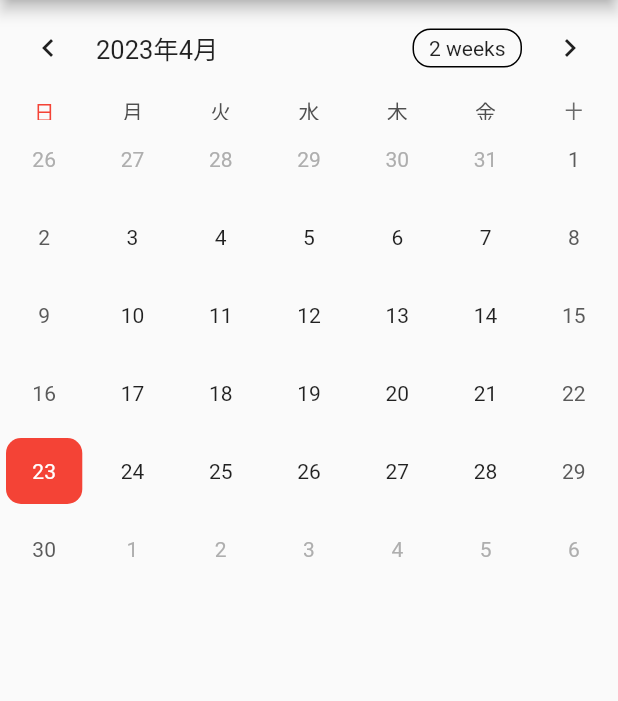
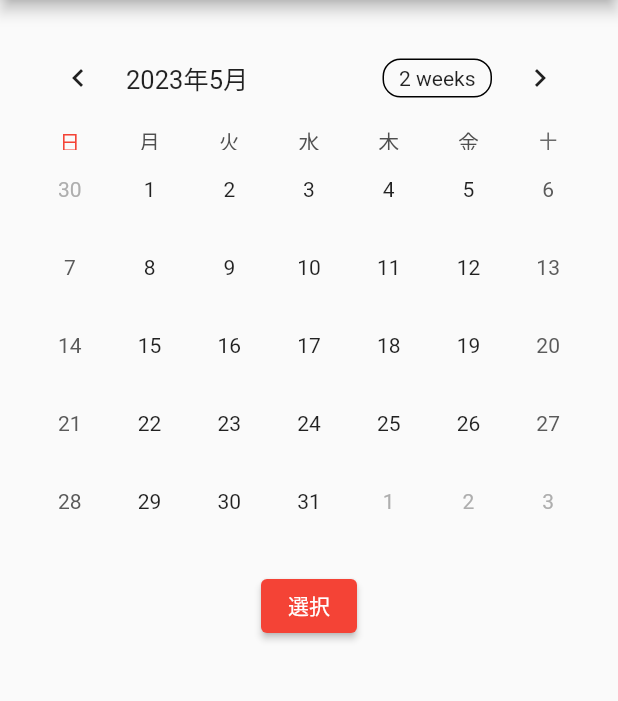
Before and after one commit to aquaman1182/ShiftList, a Flutter app: the ShiftAddPage screen opened directly, on a phone screen of 412 x 824 dp, the part 84-785 px from its top. Run offline on Flutter 3.47's test engine with Material 2 defaults, Android fonts, the phone set to English and light mode, and no system bars; drawn by our look-alikes of table_calendar; our stand-ins replace firebase_auth, firebase_core, freezed_annotation, go_router; accounts and stored records are empty.

Commit message:
シフト追加　＆　シフト時間決め

```diff
--- a/lib/views/shift/shift_add_page.dart
+++ b/lib/views/shift/shift_add_page.dart
@@ -1,45 +1,55 @@
 import 'package:flutter/material.dart';
+import 'package:go_router/go_router.dart';
 import 'package:provider/provider.dart';
 import 'package:shift_app/view_models/shift_view_model.dart';
 import 'package:table_calendar/table_calendar.dart';
 
-class ShiftAddPage extends StatelessWidget {
+class ShiftAddPage extends StatefulWidget {
+  @override
+  _ShiftAddPageState createState() => _ShiftAddPageState();
+}
+
+class _ShiftAddPageState extends State<ShiftAddPage> {
   final CalendarFormat _calendarFormat = CalendarFormat.month;
+  final Set<DateTime> _selectedDays = <DateTime>{};
+
+  DateTime _nextMonthFirstDay() {
+    DateTime now = DateTime.now();
+    DateTime firstDayOfNextMonth =
+        DateTime(now.year, now.month + 1, 1);
+    return firstDayOfNextMonth;
+  }
 
   @override
   Widget build(BuildContext context) {
-final ShiftViewModel shiftViewModel = context.watch();
+    final ShiftViewModel shiftViewModel = context.watch();
 
     return Scaffold(
       appBar: AppBar(
         title: Text("Shift追加"),
       ),
       body: Column(
-          children: [
-            TableCalendar(
-              //カレンダー日本語化
+        children: [
+          Padding(
+            padding: const EdgeInsets.all(20.0),
+            child: TableCalendar(
               locale: 'ja_JP',
               firstDay: DateTime.utc(2023, 1, 1),
               lastDay: DateTime.utc(2024, 12, 31),
-              //カレンダーの日付をタップしたときに、その日付をfocusedDayにセットする
-              focusedDay: shiftViewModel.focusedDay,
-              //
+              focusedDay: _nextMonthFirstDay(),
               eventLoader: (date) {
                 return shiftViewModel.shiftRepository.shiftEvents[date] ?? [];
               },
-              //月を変えたときに、focusedDayを更新する
               onPageChanged: (focusedDay) {
                 shiftViewModel.updateFocusedDay(focusedDay);
               },
-              //カレンダーの表示形式
               calendarFormat: _calendarFormat,
               onFormatChanged: (format) {
                 //TODO カレンダーの表示形式を変えたときの処理
               },
-              //カレンダーの日付の装飾
               calendarBuilders: CalendarBuilders(
                 dowBuilder: (_, day) {
-                  if(day.weekday == DateTime.sunday) {
+                  if (day.weekday == DateTime.sunday) {
                     return Center(
                       child: Text(
                         "日",
@@ -47,10 +57,8 @@ final ShiftViewModel shiftViewModel = context.watch();
                       ),
                     );
                   }
-                  //問題なければnullを返す
                   return null;
                 },
-                //選択した日付の装飾
                 selectedBuilder: (context, date, events) => Container(
                   margin: const EdgeInsets.all(4.0),
                   alignment: Alignment.center,
@@ -63,7 +71,6 @@ final ShiftViewModel shiftViewModel = context.watch();
                     style: TextStyle(color: Colors.white),
                   ),
                 ),
-                //今日の日付の装飾
                 todayBuilder: (context, date, events) => Container(
                   margin: const EdgeInsets.all(4.0),
                   alignment: Alignment.center,
@@ -77,8 +84,20 @@ final ShiftViewModel shiftViewModel = context.watch();
                   ),
                 ),
               ),
-            )
-          ]
+              selectedDayPredicate: (day) => _selectedDays.contains(day),
+              onDaySelected: (selectedDay, focusedDay) {
+                shiftViewModel.updateFocusedDay(focusedDay);
+                shiftViewModel.updateSelectedDays(selectedDay);
+              },
+            ),
+          ),
+          ElevatedButton(
+            onPressed: () {
+              context.go("/shift/add/setting",extra: {'selectedDays': shiftViewModel.selectedDays},);
+            },
+            child: const Text('選択'),
+          )
+        ],
       ),
     );
   }
```
Also changed, not shown: lib/router/router.dart (+14 -0 lines), lib/view_models/shift_view_model.dart (+27 -0 lines), lib/views/shift/shift_setting_page.dart (added, +30 -0 lines).
